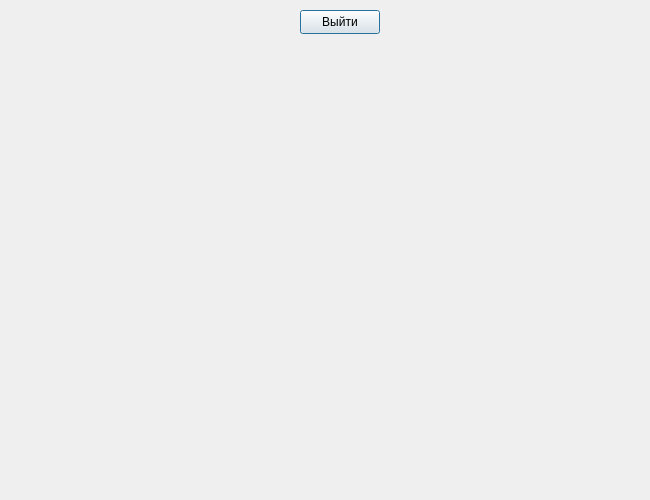
First picture: the form in mainwindow.ui, repository alpha4vit/polya-el-diary, before the edit.
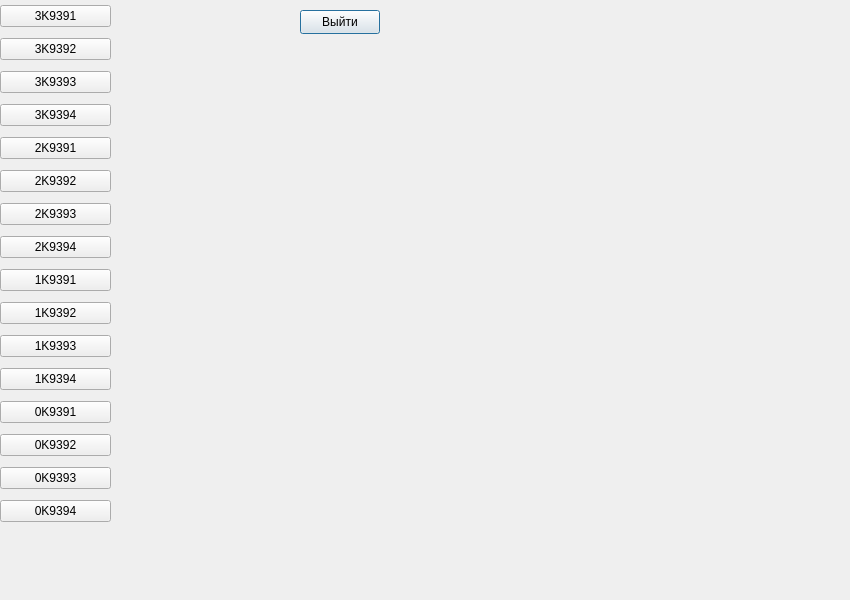
Second picture: the form after the edit.

What changed in the file:
```diff
--- a/mainwindow.ui
+++ b/mainwindow.ui
@@ -6,20 +6,20 @@
    <rect>
     <x>0</x>
     <y>0</y>
-    <width>650</width>
-    <height>500</height>
+    <width>850</width>
+    <height>600</height>
    </rect>
   </property>
   <property name="minimumSize">
    <size>
-    <width>650</width>
-    <height>500</height>
+    <width>850</width>
+    <height>600</height>
    </size>
   </property>
   <property name="maximumSize">
    <size>
-    <width>650</width>
-    <height>500</height>
+    <width>850</width>
+    <height>600</height>
    </size>
   </property>
   <property name="windowTitle">
@@ -38,6 +38,133 @@
     <string>Выйти</string>
    </property>
   </widget>
+  <widget class="QWidget" name="layoutWidget">
+   <property name="geometry">
+    <rect>
+     <x>0</x>
+     <y>0</y>
+     <width>111</width>
+     <height>542</height>
+    </rect>
+   </property>
+   <layout class="QVBoxLayout" name="verticalLayout">
+    <item>
+     <widget class="QPushButton" name="pushButton_2">
+      <property name="text">
+       <string>3K9391</string>
+      </property>
+      <property name="autoDefault">
+       <bool>true</bool>
+      </property>
+     </widget>
+    </item>
+    <item>
+     <widget class="QPushButton" name="pushButton_3">
+      <property name="text">
+       <string>3K9392</string>
+      </property>
+     </widget>
+    </item>
+    <item>
+     <widget class="QPushButton" name="pushButton_4">
+      <property name="text">
+       <string>3K9393</string>
+      </property>
+     </widget>
+    </item>
+    <item>
+     <widget class="QPushButton" name="pushButton_5">
+      <property name="text">
+       <string>3K9394</string>
+      </property>
+     </widget>
+    </item>
+    <item>
+     <widget class="QPushButton" name="pushButton_6">
+      <property name="text">
+       <string>2K9391</string>
+      </property>
+     </widget>
+    </item>
+    <item>
+     <widget class="QPushButton" name="pushButton_7">
+      <property name="text">
+       <string>2K9392</string>
+      </property>
+     </widget>
+    </item>
+    <item>
+     <widget class="QPushButton" name="pushButton_8">
+      <property name="text">
+       <string>2K9393</string>
+      </property>
+     </widget>
+    </item>
+    <item>
+     <widget class="QPushButton" name="pushButton_9">
+      <property name="text">
+       <string>2K9394</string>
+      </property>
+     </widget>
+    </item>
+    <item>
+     <widget class="QPushButton" name="pushButton_10">
+      <property name="text">
+       <string>1K9391</string>
+      </property>
+     </widget>
+    </item>
+    <item>
+     <widget class="QPushButton" name="pushButton_11">
+      <property name="text">
+       <string>1K9392</string>
+      </property>
+     </widget>
+    </item>
+    <item>
+     <widget class="QPushButton" name="pushButton_12">
+      <property name="text">
+       <string>1K9393</string>
+      </property>
+     </widget>
+    </item>
+    <item>
+     <widget class="QPushButton" name="pushButton_13">
+      <property name="text">
+       <string>1K9394</string>
+      </property>
+     </widget>
+    </item>
+    <item>
+     <widget class="QPushButton" name="pushButton_14">
+      <property name="text">
+       <string>0K9391</string>
+      </property>
+     </widget>
+    </item>
+    <item>
+     <widget class="QPushButton" name="pushButton_15">
+      <property name="text">
+       <string>0K9392</string>
+      </property>
+     </widget>
+    </item>
+    <item>
+     <widget class="QPushButton" name="pushButton_16">
+      <property name="text">
+       <string>0K9393</string>
+      </property>
+     </widget>
+    </item>
+    <item>
+     <widget class="QPushButton" name="pushButton_17">
+      <property name="text">
+       <string>0K9394</string>
+      </property>
+     </widget>
+    </item>
+   </layout>
+  </widget>
  </widget>
  <resources/>
  <connections/>
```
